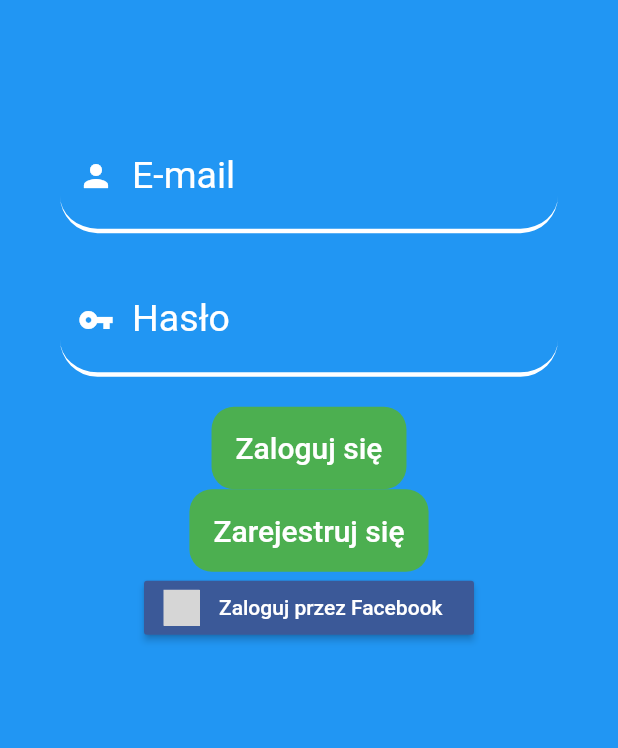
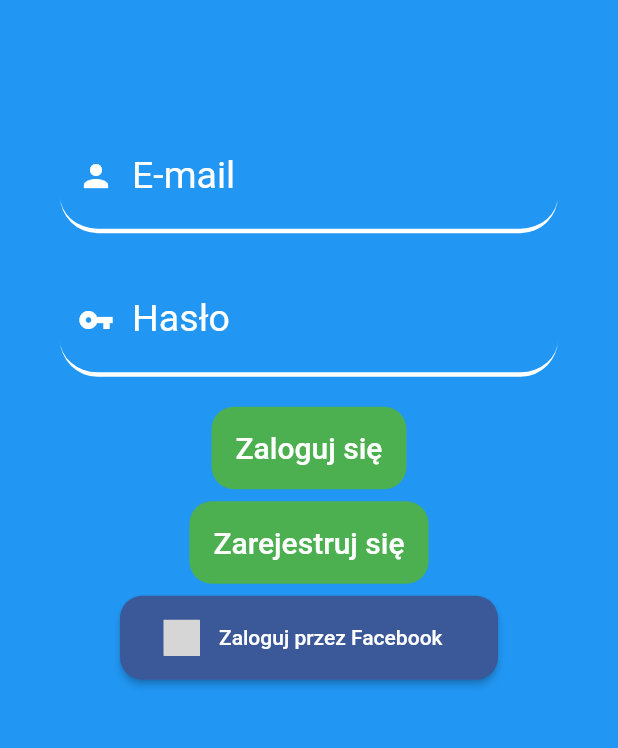
Before and after one commit to PjoterKacprzak/fachowcy-app, a Flutter app: the screen it shows after launch, on a phone screen of 412 x 824 dp, the part 209-957 px from its top. Run offline on Flutter 3.47's test engine with Material 2 defaults, Android fonts, the phone set to English and light mode, and no system bars; our stand-ins replace email_validator, flutter_signin_button, image_picker, shared_preferences, smooth_star_rating; missing offline and left inert: flutter_facebook_login, multi_image_picker; accounts and stored records are empty; grey boxes are pictures that could not be loaded.

Commit message:
small view changes

```diff
--- a/lib/src/LoginPage.dart
+++ b/lib/src/LoginPage.dart
@@ -152,9 +152,7 @@ class _LoginPageState extends State<LoginPage> {
                   ),
                 ),
               ),
-
-
-
+              SizedBox(height: 8),
               FlatButton(
                 color: Colors.green,
                 textColor: Colors.white,
@@ -173,9 +171,14 @@ class _LoginPageState extends State<LoginPage> {
                   style: TextStyle(fontSize: 20.0),
                 ),
               ),
+              SizedBox(height: 8),
               SignInButton(
                   Buttons.Facebook,
                   text: "Zaloguj przez Facebook",
+                  padding: EdgeInsets.all(16.0),
+                  shape: RoundedRectangleBorder(
+                    borderRadius: BorderRadius.circular(15.0),
+                  ),
 
                   onPressed: () async{
                     Authentication auth = Authentication();
```
